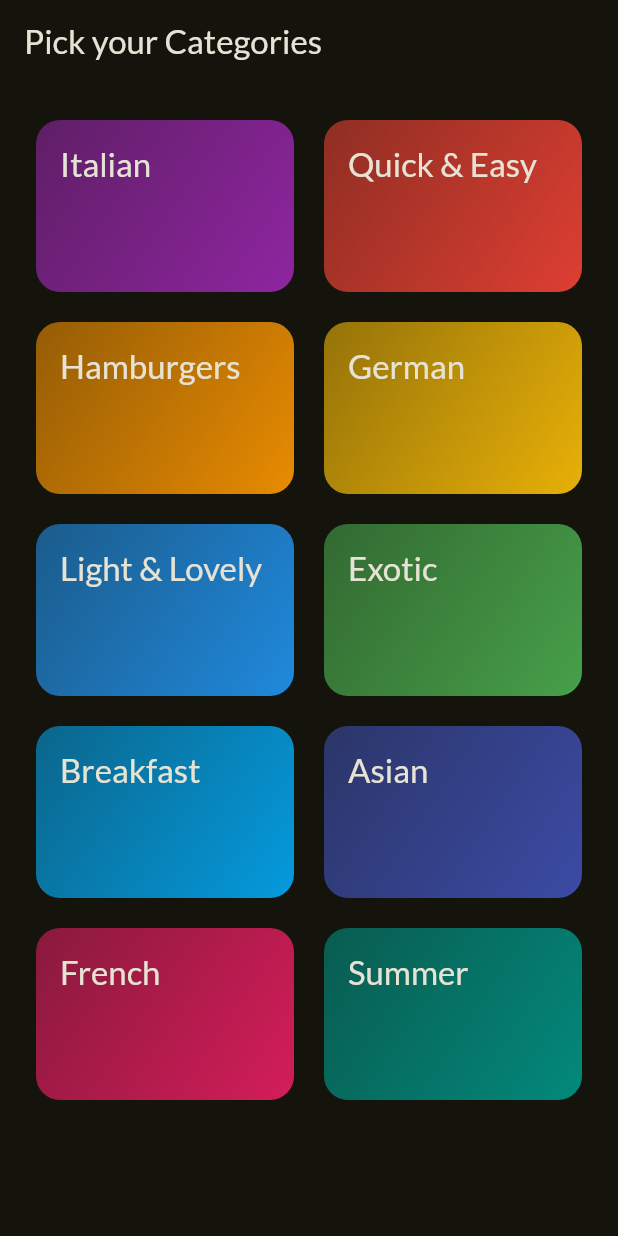
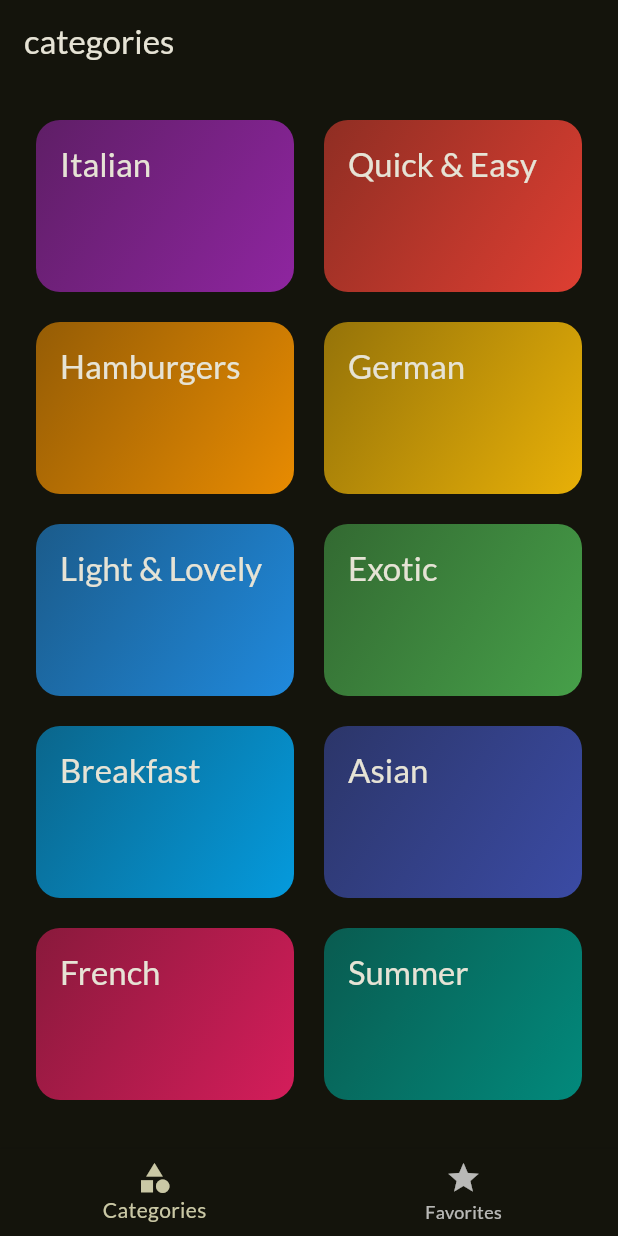
Before and after one commit to harshadatta099/Meals-App-flutter, a Flutter app: the screen it shows after launch, on a phone screen of 412 x 824 dp. Run offline on Flutter 3.47's test engine with Material 2 defaults, Android fonts, the phone set to English and light mode, and no system bars; our stand-ins replace google_fonts, transparent_image.

```diff
--- a/lib/data/dummy_data.dart
+++ b/lib/data/dummy_data.dart
@@ -152,7 +152,7 @@ const dummyMeals = [
     title: 'Hawaiian Pizza',
     imageUrl:
         'https://img.kidspot.com.au/pZnR2nZu/kk/2015/03/hawaiian-pizza-recipe-605894-2.jpg',
-    categories: ['c6'],
+    categories: ['c6', 'c2'],
     ingredients: ['Pizza Dough', 'Ham', 'Pineapple', 'Cheese'],
     steps: [
       'Preheat the oven and roll out the pizza dough.',
@@ -237,7 +237,7 @@ const dummyMeals = [
     title: 'Stuffed Bell Peppers',
     imageUrl:
         'https://images-gmi-pmc.edge-generalmills.com/3512d6fb-41d3-41e7-a66d-f234a5942b6a.jpg',
-    categories: ['c5', 'c10'],
+    categories: ['c5', 'c10', 'c2'],
     ingredients: ['Bell Peppers', 'Ground Beef', 'Rice', 'Tomato Sauce'],
     steps: [
       'Preheat the oven and prepare the bell peppers.',
--- a/lib/main.dart
+++ b/lib/main.dart
@@ -2,6 +2,7 @@ import 'package:flutter/material.dart';
 import 'package:google_fonts/google_fonts.dart';
 import 'package:mealsapp/data/dummy_data.dart';
 import 'package:mealsapp/screens/meals.dart';
+import 'package:mealsapp/screens/tabs.dart';
 
 import 'screens/categories.dart';
 
@@ -26,7 +27,7 @@ class MyApp extends StatelessWidget {
     return MaterialApp(
       title: 'Flutter Demo',
       theme: theme,
-      home: const CategoriesScreen(),
+      home: const TabsScreen(),
     );
   }
 }
--- a/lib/screens/categories.dart
+++ b/lib/screens/categories.dart
@@ -23,11 +23,7 @@ class CategoriesScreen extends StatelessWidget {
 
   @override
   Widget build(BuildContext context) {
-    return Scaffold(
-        appBar: AppBar(
-          title: const Text('Pick your Categories'),
-        ),
-        body: GridView(
+    return GridView(
       padding: EdgeInsets.all(24),
       gridDelegate: const SliverGridDelegateWithFixedCrossAxisCount(
         crossAxisCount: 2,
@@ -45,6 +41,6 @@ class CategoriesScreen extends StatelessWidget {
             },
           ),
       ],
-        ));
+    );
   }
 }
--- /dev/null
+++ b/lib/screens/tabs.dart
@@ -0,0 +1,50 @@
+import 'package:flutter/material.dart';
+import 'package:mealsapp/screens/categories.dart';
+import 'package:mealsapp/screens/meals.dart';
+
+class TabsScreen extends StatefulWidget {
+  const TabsScreen({super.key});
+
+  @override
+  State<TabsScreen> createState() => _TabsScreenState();
+}
+
+class _TabsScreenState extends State<TabsScreen> {
+  int _selectedPageIndex = 0;
+
+  void _selectPage(int index) {
+    setState(() {
+      _selectedPageIndex = index;
+    });
+  }
+
+  var activePageTitle = 'categories';
+  @override
+  Widget build(BuildContext context) {
+    Widget activePage = const CategoriesScreen();
+    if (_selectedPageIndex == 1) {
+      activePage = const MealsScreen(
+        meals: [],
+      );
+      activePageTitle = 'Your Favorites';
+    }
+
+    return Scaffold(
+        appBar: AppBar(title: Text(activePageTitle)),
+        body: activePage,
+        bottomNavigationBar: BottomNavigationBar(
+          onTap: _selectPage,
+          currentIndex: _selectedPageIndex,
+          items: const [
+            BottomNavigationBarItem(
+              icon: const Icon(Icons.category),
+              label: 'Categories',
+            ),
+            BottomNavigationBarItem(
+              icon: const Icon(Icons.star),
+              label: 'Favorites',
+            ),
+          ],
+        ));
+  }
+}
```
Also changed, not shown: lib/screens/meal_details.dart (added, +65 -0 lines), lib/screens/meals.dart (+19 -4 lines), lib/widgets/meal_item.dart (+36 -13 lines), lib/widgets/meal_item_trait.dart (added, +21 -0 lines). Lines whose indentation alone changed are shown as unchanged.
